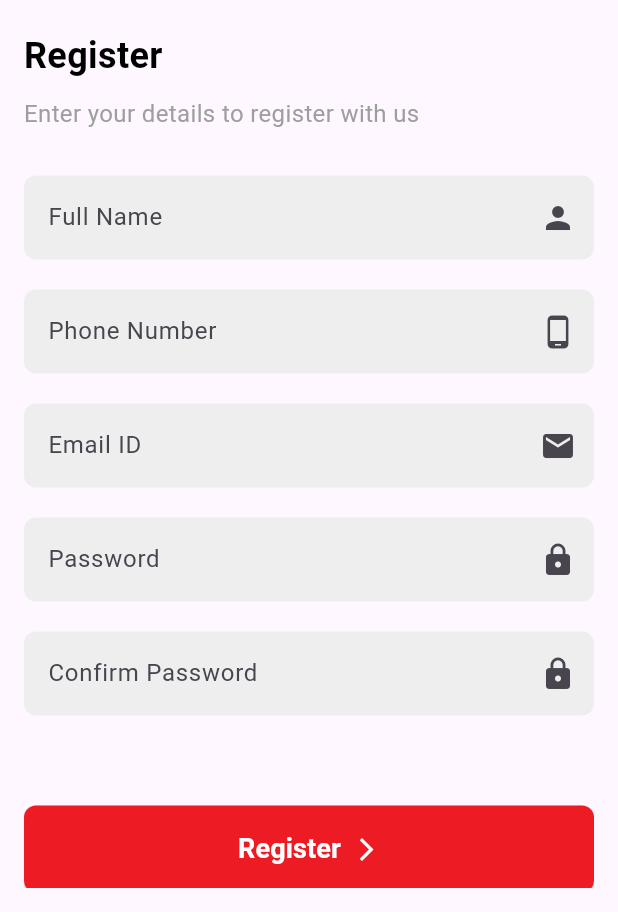
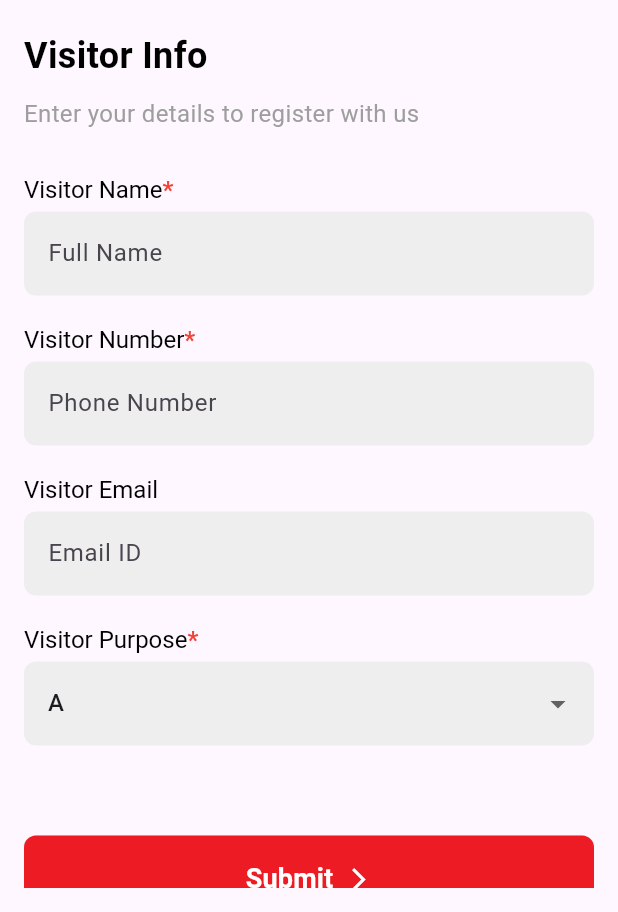
Before and after one commit to sakshi-me-dev/clay_world_visitor, a Flutter app: the RegisterScreen screen opened directly, on a phone screen of 412 x 824 dp, the part 324-1236 px from its top. Run offline on Flutter 3.47's test engine with Material 3 defaults, Android fonts, the phone set to English and light mode, and no system bars.

Commit message:
SUBMIT SCREEN

```diff
--- a/lib/views/screens/login/login_screen.dart
+++ b/lib/views/screens/login/login_screen.dart
@@ -85,7 +85,10 @@ class LoginScreen extends StatelessWidget {
                 CustomButton(
                   buttonText: LOGIN,
                   onPressed: () {
-                    if (loginKey.currentState!.validate()) {}
+    Navigator.push(context,
+    MaterialPageRoute(builder: (_) => RegisterScreen()));
+
+                    // if (loginKey.currentState!.validate()) {}
                   },
                   suffixIcon: const Icon(
                     Icons.arrow_forward_ios_outlined,
@@ -93,14 +96,8 @@ class LoginScreen extends StatelessWidget {
                     size: 18,
                   ),
                 ),
-                const SizedBox(height: 50),
-                CustomRichText(
-                    text: DO_NOT_HAVE_ACCOUNT,
-                    actionText: REGISTER,
-                    onActionPressed: () {
-                      Navigator.push(context,
-                          MaterialPageRoute(builder: (_) => RegisterScreen()));
-                    })
+
+
               ],
             ),
           ),
--- a/lib/views/screens/register/register_screen.dart
+++ b/lib/views/screens/register/register_screen.dart
@@ -3,9 +3,9 @@ import 'package:clay_world_scholl/views/utils/constants/string_constants.dart';
 import 'package:clay_world_scholl/views/utils/image_paths.dart';
 import 'package:clay_world_scholl/views/utils/app_text_styles.dart';
 import 'package:clay_world_scholl/views/widgets/custom_button.dart';
-import 'package:clay_world_scholl/views/widgets/custom_rich_text.dart';
 import 'package:clay_world_scholl/views/widgets/custom_text_field.dart';
 import 'package:flutter/material.dart';
+import 'package:clay_world_scholl/views/widgets/custome_drop_down_field.dart';
 
 class RegisterScreen extends StatelessWidget {
   RegisterScreen({super.key});
@@ -34,7 +34,7 @@ class RegisterScreen extends StatelessWidget {
 
                 // Title
                  Text(
-                  REGISTER,
+                   VISITOR_INFO,
                   style: AppTextStyle.large(
                     fontSize: 24,
                     fontWeight: FontWeight.bold,
@@ -44,7 +44,7 @@ class RegisterScreen extends StatelessWidget {
 
                 const SizedBox(height: 10),
 
-                // Subtitle
+
                 const Text(
                   REGISTER_SUBTITLE,
                   style: TextStyle(
@@ -56,9 +56,11 @@ class RegisterScreen extends StatelessWidget {
 
                 const SizedBox(height: 30),
 
+                textFieldTitle("Visitor Name"),
+                const SizedBox(height: 5,),
                  CustomTextField(
                   hintText: FULL_NAME,
-                  suffixIcon: Icons.person,
+                  suffixIcon: null,
                    validator: (text) {
                     if (text!.isEmpty) {
                       return 'This field is required!';
@@ -70,9 +72,11 @@ class RegisterScreen extends StatelessWidget {
 
                 const SizedBox(height: 20),
 
+                textFieldTitle("Visitor Number"),
+                SizedBox(height: 5,),
                  CustomTextField(
                   hintText: PHONE_NUMBER,
-                  suffixIcon: Icons.phone_android,
+                  suffixIcon: null,
                   isPassword: true,
                    validator: (text) {
                     if (text!.isEmpty) {
@@ -85,9 +89,11 @@ class RegisterScreen extends StatelessWidget {
 
                 const SizedBox(height: 20),
 
+                textFieldTitle("Visitor Email",isRequired: false),
+                SizedBox(height: 5,),
                  CustomTextField(
                   hintText: EMAIL_HINT_TEXT,
-                  suffixIcon: Icons.email,
+                  suffixIcon:null,
                   isPassword: true,
                    validator: (tetx) {
                     if (tetx!.isEmpty) {
@@ -100,38 +106,13 @@ class RegisterScreen extends StatelessWidget {
 
                 const SizedBox(height: 20),
 
-                 CustomTextField(
-                  hintText: PASSWORD,
-                  suffixIcon: Icons.lock,
-                  isPassword: true,
-                   validator: (text) {
-                    if (text!.isEmpty) {
-                      return 'This field is required!';
-                    } else {
-                      return null;
-                    }
-                  }
-                ),
-
-                const SizedBox(height: 20),
-
-                 CustomTextField(
-                  hintText: CONFIRM_PASSWORD,
-                  suffixIcon: Icons.lock,
-                  isPassword: true,
-                   validator: (text) {
-                    if (text!.isEmpty) {
-                      return 'This field is required!';
-                    } else {
-                      return null;
-                    }
-                  }
-                ),
+                textFieldTitle("Visitor Purpose",isRequired: true),
+                const SizedBox(height: 5,),
+                CustomDropDownField(items: ["A","B"],value: "A",onChanged: (value){},),
 
                 const SizedBox(height: 60),
-
                 CustomButton(
-                  buttonText: REGISTER,
+                  buttonText: SUBMIT,
                   onPressed: () {
                     if (registerKey.currentState!.validate()) {
 
@@ -144,13 +125,13 @@ class RegisterScreen extends StatelessWidget {
                   ),
                 ),
                 const SizedBox(height: 50),
-                CustomRichText(
-                    text: ALREADY_REGISTER,
-                    actionText: LOGIN,
-                    onActionPressed: () {
-                      Navigator.push(context,
-                          MaterialPageRoute(builder: (_) => LoginScreen()));
-                    })
+                // CustomRichText(
+                //     text: ALREADY_REGISTER,
+                //     actionText: LOGIN,
+                //     onActionPressed: () {
+                //       Navigator.push(context,
+                //           MaterialPageRoute(builder: (_) => LoginScreen()));
+                //     })
               ],
             ),
           ),
@@ -158,4 +139,23 @@ class RegisterScreen extends StatelessWidget {
       ),
     );
   }
+
+  Widget textFieldTitle(String title,{bool isRequired = true}){
+    return RichText(text: TextSpan(
+      text: title,
+      style: const TextStyle(
+        color: Colors.black,
+        fontSize: 16.0,
+      ),
+      children: [
+        isRequired?TextSpan(
+          text: "*",
+          style: const TextStyle(
+            color: Colors.red,
+            fontWeight: FontWeight.bold,
+          ),
+        ):TextSpan(),
+      ],
+    ));
+  }
 }
--- a/lib/views/utils/constants/string_constants.dart
+++ b/lib/views/utils/constants/string_constants.dart
@@ -9,3 +9,5 @@ const CONFIRM_PASSWORD = "Confirm Password";
 const DO_NOT_HAVE_ACCOUNT = "Don't have your account? ";
 const ALREADY_REGISTER = "Already Register? ";
 const REGISTER = "Register";
+const SUBMIT = "Submit";
+const VISITOR_INFO = "Visitor Info";
--- a/lib/views/widgets/custom_text_field.dart
+++ b/lib/views/widgets/custom_text_field.dart
@@ -2,7 +2,7 @@ import 'package:flutter/material.dart';
 
 class CustomTextField extends StatelessWidget {
   final String hintText;
-  final IconData suffixIcon;
+  final IconData? suffixIcon;
   final bool isPassword;
   final TextInputType? keyboardType;
   final String? Function(String?)? validator;
--- /dev/null
+++ b/lib/views/widgets/custome_drop_down_field.dart
@@ -0,0 +1,46 @@
+import 'package:flutter/material.dart';
+
+class CustomDropDownField extends StatelessWidget {
+  final List<String> items;
+  final String? hintText;
+  final String? Function(String?)? validator;
+  final String? value;
+  final bool filled;
+  final Color? fillColor;
+  final void Function(String?)? onChanged;
+
+  const CustomDropDownField({
+    super.key,
+    required this.items,
+    this.hintText,
+    this.validator,
+    this.value,
+    this.filled = true,
+    this.fillColor,
+    this.onChanged,
+  });
+
+  @override
+  Widget build(BuildContext context) {
+    return DropdownButtonFormField<String>(
+      decoration: InputDecoration(
+        filled: true,
+        fillColor: Colors.grey[200],
+        hintText: hintText,
+        border: OutlineInputBorder(
+          borderRadius: BorderRadius.circular(8.0),
+          borderSide: BorderSide.none,
+        ),
+      ),
+      value: value,
+      items: items.map((String item) {
+        return DropdownMenuItem<String>(
+          value: item,
+          child: Text(item),
+        );
+      }).toList(),
+      validator: validator,
+      onChanged:onChanged,
+    );
+  }
+}
```
